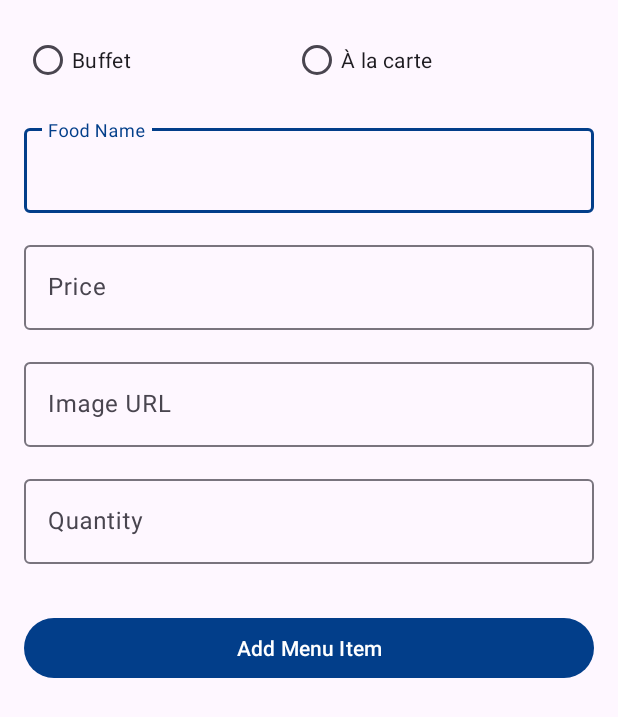
After one commit to VoXuanNgoc/DatBanchoLeTan, an Android app: the AdminAddMenuActivity screen opened directly, with no data from a screen before it, on a phone screen of 412 x 824 dp. The commit adds this screen. Shown: the top 717 px of the screen. Run offline under Robolectric (Android 15) with nearby library versions, the phone set to English and light mode, and no system bars; our stand-ins replace Firebase (no records; nobody signed in at launch, a user with empty details on screens opened directly).

Commit message:
add menu

```diff
--- a/app/build.gradle.kts
+++ b/app/build.gradle.kts
@@ -56,6 +56,8 @@ dependencies {
     testImplementation(libs.junit)
     androidTestImplementation(libs.androidx.junit)
     androidTestImplementation(libs.androidx.espresso.core)
+    implementation("com.github.bumptech.glide:glide:4.12.0")
+    annotationProcessor("com.github.bumptech.glide:compiler:4.12.0")
 
 
 }
--- a/app/src/main/AndroidManifest.xml
+++ b/app/src/main/AndroidManifest.xml
@@ -49,6 +49,9 @@
         <activity
             android:name=".MainActivity"
             android:exported="true" />
+        <activity
+            android:name=".admin.AdminAddMenuActivity"
+            android:exported="false" />
     </application>
 
 </manifest>
--- a/app/src/main/java/com/example/datban/adapter/ReservationAdapter.kt
+++ b/app/src/main/java/com/example/datban/adapter/ReservationAdapter.kt
@@ -7,6 +7,7 @@ import android.view.View
 import android.view.ViewGroup
 import android.widget.AdapterView
 import android.widget.ArrayAdapter
+import android.widget.Button
 import android.widget.ImageButton
 import android.widget.Spinner
 import android.widget.TextView
@@ -33,7 +34,6 @@ class ReservationAdapter(
         private val timeLeftTextView: TextView = itemView.findViewById(R.id.baothoigian)
         private val statusSpinner: Spinner = itemView.findViewById(R.id.statusbook)
         private val btnEdit: ImageButton = itemView.findViewById(R.id.btnEdit)
-
         fun bind(reservation: Reservation) {
             nameTextView.text = reservation.name
             paxTextView.text = "${reservation.pax} Pax"
@@ -93,6 +93,8 @@ class ReservationAdapter(
                 }
                 context.startActivity(intent)
             }
+
+
         }
         }
 
--- /dev/null
+++ b/app/src/main/res/drawable/ic_food_placeholder.xml
@@ -0,0 +1,6 @@
+<shape xmlns:android="http://schemas.android.com/apk/res/android"
+    android:shape="rectangle">
+    <solid android:color="#EEEEEE"/> <!-- Màu nền xám nhạt -->
+    <stroke android:width="1dp" android:color="#DDDDDD"/>
+    <text android:text="No Image" android:textColor="#999999"/> <!-- Có thể bỏ nếu không cần chữ -->
+</shape>
--- /dev/null
+++ b/app/src/main/res/layout/activity_admin_add_menu.xml
@@ -0,0 +1,102 @@
+<?xml version="1.0" encoding="utf-8"?>
+<ScrollView xmlns:android="http://schemas.android.com/apk/res/android"
+    xmlns:app="http://schemas.android.com/apk/res-auto"
+    xmlns:tools="http://schemas.android.com/tools"
+    android:layout_width="match_parent"
+    android:layout_height="match_parent"
+    android:padding="16dp">
+
+    <androidx.constraintlayout.widget.ConstraintLayout
+        android:layout_width="match_parent"
+        android:layout_height="wrap_content">
+
+        <RadioGroup
+            android:id="@+id/typeRadioGroup"
+            android:layout_width="match_parent"
+            android:layout_height="wrap_content"
+            android:orientation="horizontal"
+            app:layout_constraintTop_toTopOf="parent">
+
+            <RadioButton
+                android:id="@+id/buffetRadio"
+                android:layout_width="wrap_content"
+                android:layout_height="wrap_content"
+                android:layout_weight="1"
+                android:text="Buffet" />
+
+            <RadioButton
+                android:id="@+id/aLaCarteRadio"
+                android:layout_width="wrap_content"
+                android:layout_height="wrap_content"
+                android:layout_weight="1"
+                android:text="À la carte" />
+        </RadioGroup>
+
+        <com.google.android.material.textfield.TextInputLayout
+            android:id="@+id/nameInputLayout"
+            android:layout_width="match_parent"
+            android:layout_height="wrap_content"
+            android:layout_marginTop="16dp"
+            app:layout_constraintTop_toBottomOf="@id/typeRadioGroup">
+
+            <com.google.android.material.textfield.TextInputEditText
+                android:id="@+id/nameEditText"
+                android:layout_width="match_parent"
+                android:layout_height="wrap_content"
+                android:hint="Food Name" />
+        </com.google.android.material.textfield.TextInputLayout>
+
+        <com.google.android.material.textfield.TextInputLayout
+            android:id="@+id/priceInputLayout"
+            android:layout_width="match_parent"
+            android:layout_height="wrap_content"
+            android:layout_marginTop="16dp"
+            app:layout_constraintTop_toBottomOf="@id/nameInputLayout">
+
+            <com.google.android.material.textfield.TextInputEditText
+                android:id="@+id/priceEditText"
+                android:layout_width="match_parent"
+                android:layout_height="wrap_content"
+                android:hint="Price"
+                android:inputType="numberDecimal" />
+        </com.google.android.material.textfield.TextInputLayout>
+
+        <com.google.android.material.textfield.TextInputLayout
+            android:id="@+id/imageUrlInputLayout"
+            android:layout_width="match_parent"
+            android:layout_height="wrap_content"
+            android:layout_marginTop="16dp"
+            app:layout_constraintTop_toBottomOf="@id/priceInputLayout">
+
+            <com.google.android.material.textfield.TextInputEditText
+                android:id="@+id/imageUrlEditText"
+                android:layout_width="match_parent"
+                android:layout_height="wrap_content"
+                android:hint="Image URL" />
+        </com.google.android.material.textfield.TextInputLayout>
+
+        <com.google.android.material.textfield.TextInputLayout
+            android:id="@+id/quantityInputLayout"
+            android:layout_width="match_parent"
+            android:layout_height="wrap_content"
+            android:layout_marginTop="16dp"
+            app:layout_constraintTop_toBottomOf="@id/imageUrlInputLayout">
+
+            <com.google.android.material.textfield.TextInputEditText
+                android:id="@+id/quantityEditText"
+                android:layout_width="match_parent"
+                android:layout_height="wrap_content"
+                android:hint="Quantity"
+                android:inputType="number" />
+        </com.google.android.material.textfield.TextInputLayout>
+
+        <Button
+            android:id="@+id/addButton"
+            android:layout_width="match_parent"
+            android:layout_height="wrap_content"
+            android:layout_marginTop="32dp"
+            android:text="Add Menu Item"
+            app:layout_constraintTop_toBottomOf="@id/quantityInputLayout" />
+
+    </androidx.constraintlayout.widget.ConstraintLayout>
+</ScrollView>
```
Also changed, not shown: app/src/main/java/com/example/datban/admin/AdminAddMenuActivity.kt (added, +108 -0 lines), app/src/main/java/com/example/datban/admin/AdminMainActivity.kt (+9 -4 lines), app/src/main/java/com/example/datban/model/FoodItem.kt (added, +11 -0 lines), app/src/main/res/drawable/ic_placeholder.xml (added, +19 -0 lines), app/src/main/res/layout/activity_admin_main.xml (+11 -0 lines), app/src/main/res/drawable/addmenu.png (added).
